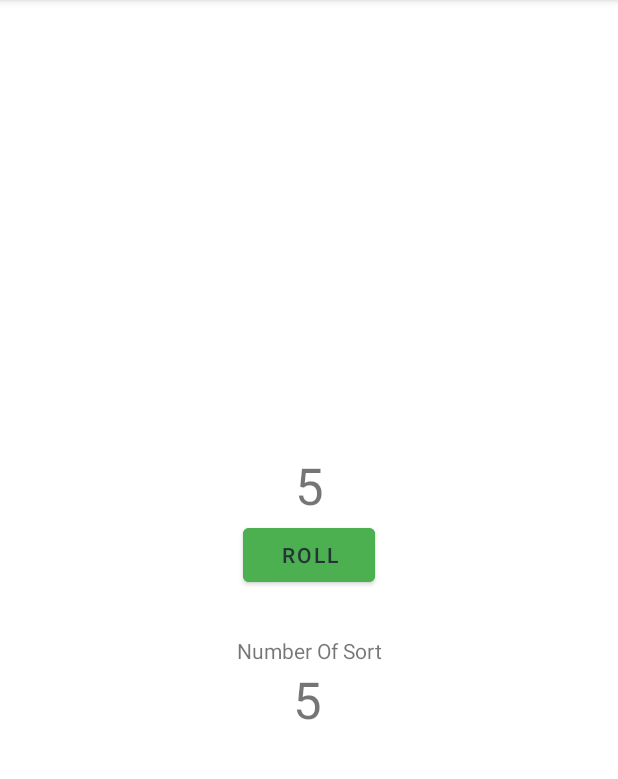
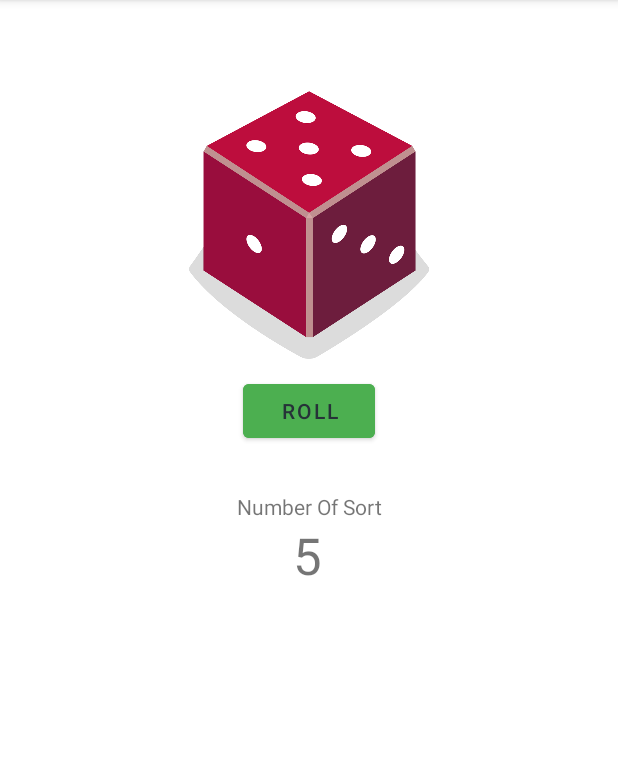
Before and after one commit to jefersonrl/app-Dice-Roller, an Android app: the screen it shows after launch (MainActivity), after a tap on "ROLL", on a phone screen of 412 x 824 dp, the part 84-863 px from its top. Run offline under Robolectric (Android 15) with nearby library versions, the phone set to English and light mode, and no system bars.

Commit message:
Adding image to the app

```diff
--- a/app/src/main/java/com/example/diceroller/MainActivity.kt
+++ b/app/src/main/java/com/example/diceroller/MainActivity.kt
@@ -3,6 +3,7 @@ package com.example.diceroller
 import androidx.appcompat.app.AppCompatActivity
 import android.os.Bundle
 import android.widget.Button
+import android.widget.ImageView
 import android.widget.TextView
 import android.widget.Toast
 import com.example.diceroller.R.id.luckyNumber
@@ -25,9 +26,16 @@ class MainActivity : AppCompatActivity() {
     private fun rollDice() {
         val dice = Dice(6)
         val diceRoll = dice.roll()
-        val resultTextView: TextView = findViewById(R.id.Number)
+        val diceImage: ImageView = findViewById(R.id.imageView)
 
-        resultTextView.text = diceRoll.toString()
+        when (diceRoll) {
+            1 -> diceImage.setImageResource(R.drawable.dice_1)
+            2 -> diceImage.setImageResource(R.drawable.dice_2)
+            3 -> diceImage.setImageResource(R.drawable.dice_3)
+            4 -> diceImage.setImageResource(R.drawable.dice_4)
+            5 -> diceImage.setImageResource(R.drawable.dice_5)
+            6 -> diceImage.setImageResource(R.drawable.dice_6)
+        }
 
         val sortRoll = dice.roll()
         val sortTextView: TextView = findViewById(R.id.luckyNumber)
--- a/app/src/main/res/layout/activity_main.xml
+++ b/app/src/main/res/layout/activity_main.xml
@@ -5,18 +5,6 @@
     android:layout_width="match_parent"
     android:layout_height="match_parent"
     tools:context=".MainActivity">
-
-    <TextView
-        android:id="@+id/Number"
-        android:layout_width="wrap_content"
-        android:layout_height="wrap_content"
-        android:textSize="34sp"
-        app:layout_constraintBottom_toBottomOf="parent"
-        app:layout_constraintLeft_toLeftOf="parent"
-        app:layout_constraintRight_toRightOf="parent"
-        app:layout_constraintTop_toTopOf="parent"
-        app:layout_constraintVertical_bias="0.416"
-        tools:text="1" />
 
     <Button
         android:id="@+id/btnRoll"
@@ -27,13 +15,14 @@
         android:textColor="#263238"
         app:layout_constraintEnd_toEndOf="parent"
         app:layout_constraintStart_toStartOf="parent"
-        app:layout_constraintTop_toBottomOf="@+id/Number"
+        app:layout_constraintTop_toBottomOf="@+id/imageView"
         tools:ignore="TextContrastCheck" />
 
     <TextView
         android:id="@+id/luckyNumber"
         android:layout_width="wrap_content"
         android:layout_height="wrap_content"
+        android:text="?"
         android:textSize="34sp"
         app:layout_constraintEnd_toEndOf="parent"
         app:layout_constraintHorizontal_bias="0.497"
@@ -51,4 +40,16 @@
         app:layout_constraintStart_toStartOf="parent"
         app:layout_constraintTop_toBottomOf="@+id/btnRoll" />
 
+    <ImageView
+        android:id="@+id/imageView"
+        android:layout_width="160dp"
+        android:layout_height="200dp"
+        android:layout_marginTop="50dp"
+        app:layout_constraintBottom_toTopOf="@+id/btnRoll"
+        app:layout_constraintEnd_toEndOf="parent"
+        app:layout_constraintStart_toStartOf="parent"
+        app:layout_constraintTop_toTopOf="parent"
+        app:srcCompat="@drawable/dice_1"
+        tools:srcCompat="@drawable/dice_1" />
+
 </androidx.constraintlayout.widget.ConstraintLayout>
```
Also changed, not shown: app/src/main/res/drawable/dice_1.png (added), app/src/main/res/drawable/dice_2.png (added), app/src/main/res/drawable/dice_3.png (added), app/src/main/res/drawable/dice_4.png (added), app/src/main/res/drawable/dice_5.png (added), app/src/main/res/drawable/dice_6.png (added).
